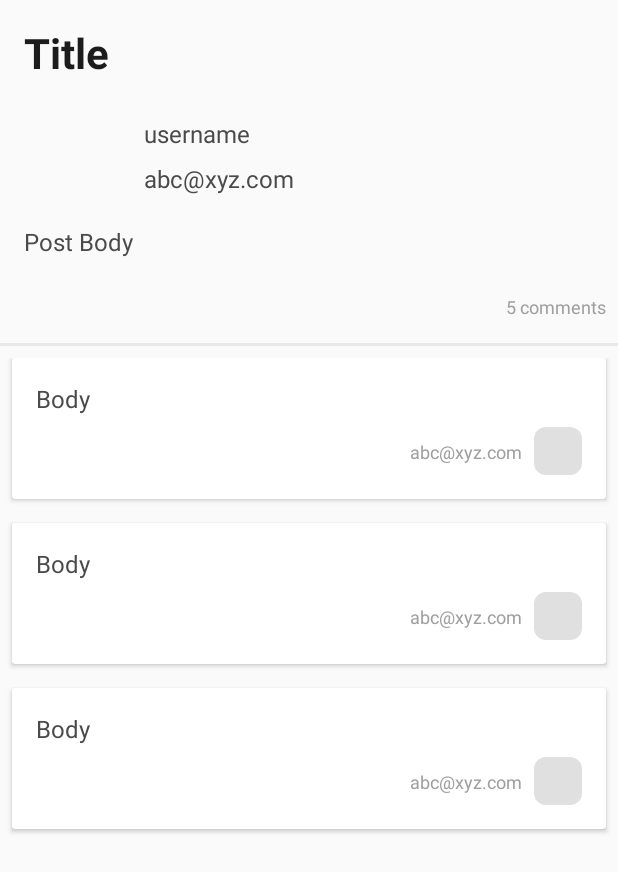
After one commit to vinitagrawal/Posts, an Android app: the layout post_detail_layout.xml on its own in the app's theme, with its tools: preview values and no code run, on a phone screen of 412 x 824 dp. The commit adds this screen. Shown: the top 872 px of the screen. Run offline under Robolectric (Android 15) with nearby library versions, the phone set to English and light mode, and no system bars; network calls fail.

Commit message:
Display user profile for selected post

```diff
--- a/app/src/main/java/me/vinitagrawal/posts/profile/model/Profile.kt
+++ b/app/src/main/java/me/vinitagrawal/posts/profile/model/Profile.kt
@@ -1,6 +1,7 @@
 package me.vinitagrawal.posts.profile.model
 
 import com.google.gson.annotations.SerializedName
+import me.vinitagrawal.posts.UrlMap.Companion.AVATAR_URL
 
 data class Profile(@SerializedName("id") val id: Long,
                    @SerializedName("name") val name: String,
@@ -9,7 +10,10 @@ data class Profile(@SerializedName("id") val id: Long,
                    @SerializedName("address") val address: Address,
                    @SerializedName("phone") val phone: String,
                    @SerializedName("website") val website: String,
-                   @SerializedName("company") val company: Company)
+                   @SerializedName("company") val company: Company) {
+
+    fun getAvatarUrl() = AVATAR_URL + email
+}
 
 data class Address(@SerializedName("street") val street: String,
                    @SerializedName("city") val city: String,
--- a/app/src/main/res/layout/comment_tile.xml
+++ b/app/src/main/res/layout/comment_tile.xml
@@ -1,6 +1,5 @@
 <?xml version="1.0" encoding="utf-8"?>
-<androidx.cardview.widget.CardView
-        xmlns:android="http://schemas.android.com/apk/res/android"
+<androidx.cardview.widget.CardView xmlns:android="http://schemas.android.com/apk/res/android"
     xmlns:app="http://schemas.android.com/apk/res-auto"
     xmlns:tools="http://schemas.android.com/tools"
     android:layout_width="match_parent"
@@ -23,15 +22,16 @@
             app:layout_constraintLeft_toLeftOf="parent"
             app:layout_constraintRight_toRightOf="parent"
             app:layout_constraintTop_toTopOf="parent"
-                tools:text="Body"/>
+            tools:text="Body" />
 
         <androidx.appcompat.widget.AppCompatImageView
             android:id="@+id/avatar"
-                android:layout_width="32dp"
-                android:layout_height="32dp"
+            android:layout_width="@dimen/comment_avatar_size"
+            android:layout_height="@dimen/comment_avatar_size"
+            android:layout_marginTop="@dimen/gap_small"
             app:layout_constraintRight_toRightOf="parent"
             app:layout_constraintTop_toBottomOf="@id/body"
-                android:layout_marginTop="@dimen/gap_small"/>
+            app:srcCompat="@drawable/horizontal_shimmer" />
 
         <TextView
             android:id="@+id/email"
@@ -39,11 +39,11 @@
             android:layout_width="wrap_content"
             android:layout_height="wrap_content"
             android:layout_marginEnd="@dimen/gap_small"
-                tools:text="abc@xyz.com"
+            app:layout_constraintBottom_toBottomOf="@id/avatar"
             app:layout_constraintHorizontal_bias="1"
+            app:layout_constraintLeft_toLeftOf="parent"
             app:layout_constraintRight_toLeftOf="@id/avatar"
-                app:layout_constraintLeft_toLeftOf="parent"
             app:layout_constraintTop_toTopOf="@id/avatar"
-                app:layout_constraintBottom_toBottomOf="@id/avatar"/>
+            tools:text="abc@xyz.com" />
     </androidx.constraintlayout.widget.ConstraintLayout>
 </androidx.cardview.widget.CardView>
--- /dev/null
+++ b/app/src/main/res/layout/post_detail_layout.xml
@@ -0,0 +1,83 @@
+<?xml version="1.0" encoding="utf-8"?>
+<LinearLayout xmlns:android="http://schemas.android.com/apk/res/android"
+    xmlns:app="http://schemas.android.com/apk/res-auto"
+    xmlns:tools="http://schemas.android.com/tools"
+    android:layout_width="match_parent"
+    android:layout_height="match_parent"
+    android:orientation="vertical">
+
+    <TextView
+        android:id="@+id/postTitle"
+        style="?attr/primaryHeader"
+        android:layout_width="match_parent"
+        android:layout_height="wrap_content"
+        android:layout_margin="@dimen/gap"
+        tools:text="Title" />
+
+    <androidx.constraintlayout.widget.ConstraintLayout
+        android:layout_width="match_parent"
+        android:layout_height="wrap_content"
+        android:layout_marginStart="@dimen/gap"
+        android:layout_marginEnd="@dimen/gap">
+
+        <androidx.appcompat.widget.AppCompatImageView
+            android:id="@+id/avatar"
+            android:layout_width="@dimen/avatar_size"
+            android:layout_height="@dimen/avatar_size"
+            app:layout_constraintLeft_toLeftOf="parent"
+            app:layout_constraintTop_toTopOf="parent" />
+
+        <TextView
+            android:id="@+id/userName"
+            style="?attr/secondaryTextView"
+            android:layout_width="wrap_content"
+            android:layout_height="wrap_content"
+            android:layout_marginStart="@dimen/gap"
+            android:layout_marginTop="@dimen/gap_small"
+            app:layout_constraintLeft_toRightOf="@id/avatar"
+            app:layout_constraintTop_toTopOf="@id/avatar"
+            tools:text="username" />
+
+        <TextView
+            android:id="@+id/emailAddress"
+            style="?attr/secondaryTextView"
+            android:layout_width="wrap_content"
+            android:layout_height="wrap_content"
+            android:layout_marginTop="@dimen/gap_small"
+            app:layout_constraintLeft_toLeftOf="@id/userName"
+            app:layout_constraintTop_toBottomOf="@id/userName"
+            tools:text="abc@xyz.com" />
+
+    </androidx.constraintlayout.widget.ConstraintLayout>
+
+    <TextView
+        android:id="@+id/postBody"
+        style="?attr/secondaryTextView"
+        android:layout_width="match_parent"
+        android:layout_height="wrap_content"
+        android:layout_margin="@dimen/gap"
+        tools:text="Post Body" />
+
+    <TextView
+        android:id="@+id/commentCount"
+        style="?attr/tertiaryTextView"
+        android:layout_width="wrap_content"
+        android:layout_height="wrap_content"
+        android:layout_gravity="end"
+        android:layout_margin="@dimen/gap_small"
+        tools:text="5 comments" />
+
+    <View
+        style="@style/Divider.Plain"
+        android:layout_width="match_parent"
+        android:layout_marginTop="@dimen/gap_small" />
+
+    <androidx.recyclerview.widget.RecyclerView
+        android:id="@+id/commentsView"
+        android:layout_width="match_parent"
+        android:layout_height="match_parent"
+        android:layout_marginTop="@dimen/gap_small"
+        android:visibility="gone"
+        tools:listitem="@layout/comment_tile"
+        tools:visibility="visible" />
+</LinearLayout>
--- a/app/src/main/res/values/attrs.xml
+++ b/app/src/main/res/values/attrs.xml
@@ -3,4 +3,5 @@
     <attr name="primaryTextView" format="reference" />
     <attr name="secondaryTextView" format="reference" />
     <attr name="tertiaryTextView" format="reference" />
+    <attr name="primaryHeader" format="reference" />
 </resources>
--- a/app/src/main/res/values/dimens.xml
+++ b/app/src/main/res/values/dimens.xml
@@ -10,9 +10,12 @@
     <dimen name="shimmer_width">200dp</dimen>
     <dimen name="shimmer_height">16dp</dimen>
 
+    <dimen name="header_text_primary">28dp</dimen>
     <dimen name="text_size_primary">20dp</dimen>
     <dimen name="text_size_secondary">16dp</dimen>
     <dimen name="text_size_tertiary">12dp</dimen>
 
     <dimen name="line_spacing">4dp</dimen>
+    <dimen name="comment_avatar_size">32dp</dimen>
+    <dimen name="avatar_size">64dp</dimen>
 </resources>
--- a/app/src/main/res/values/styles.xml
+++ b/app/src/main/res/values/styles.xml
@@ -18,6 +18,13 @@
         <item name="android:lineSpacingExtra">@dimen/line_spacing</item>
     </style>
 
+    <style name="Header.Primary" parent="TextAppearance.AppCompat">
+        <item name="android:textSize">@dimen/header_text_primary</item>
+        <item name="android:textColor">@color/primaryText</item>
+        <item name="android:lineSpacingExtra">@dimen/line_spacing</item>
+        <item name="android:textStyle">bold</item>
+    </style>
+
     <style name="Divider" />
 
     <style name="Divider.Plain">
--- a/app/src/main/res/values/themes.xml
+++ b/app/src/main/res/values/themes.xml
@@ -8,5 +8,6 @@
         <item name="primaryTextView">@style/TextView.Primary</item>
         <item name="secondaryTextView">@style/TextView.Secondary</item>
         <item name="tertiaryTextView">@style/TextView.Tertiary</item>
+        <item name="primaryHeader">@style/Header.Primary</item>
     </style>
 </resources>
```
Also changed, not shown: app/src/main/java/me/vinitagrawal/posts/post/view/PostDetailFragment.kt (+20 -2 lines), app/src/main/res/layout/fragment_post_detail.xml (+3 -45 lines). Lines whose indentation alone changed are shown as unchanged.
